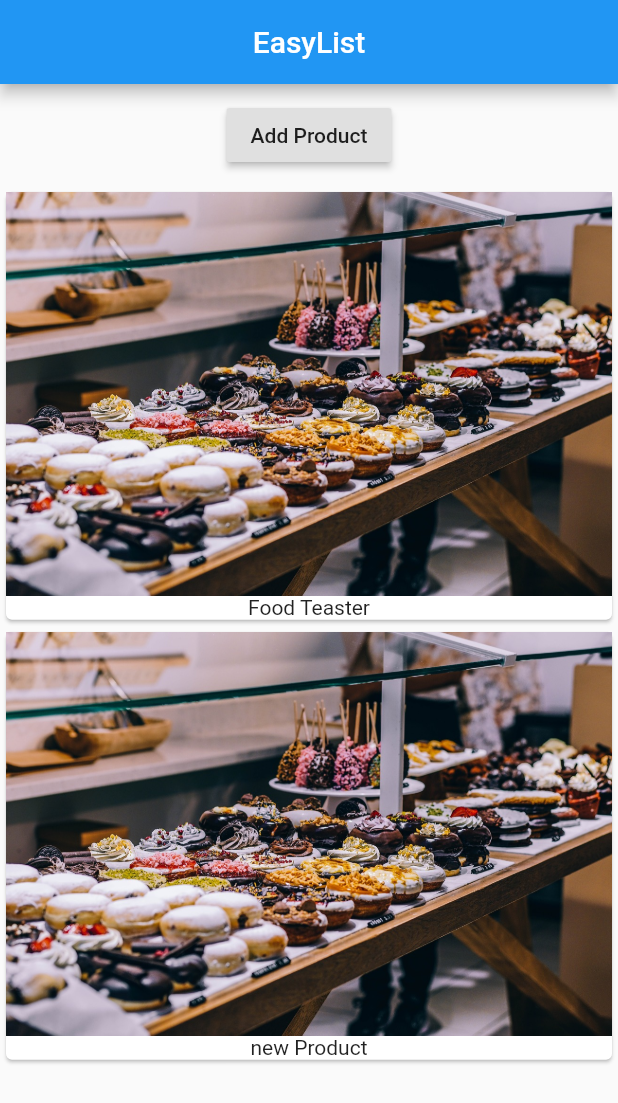
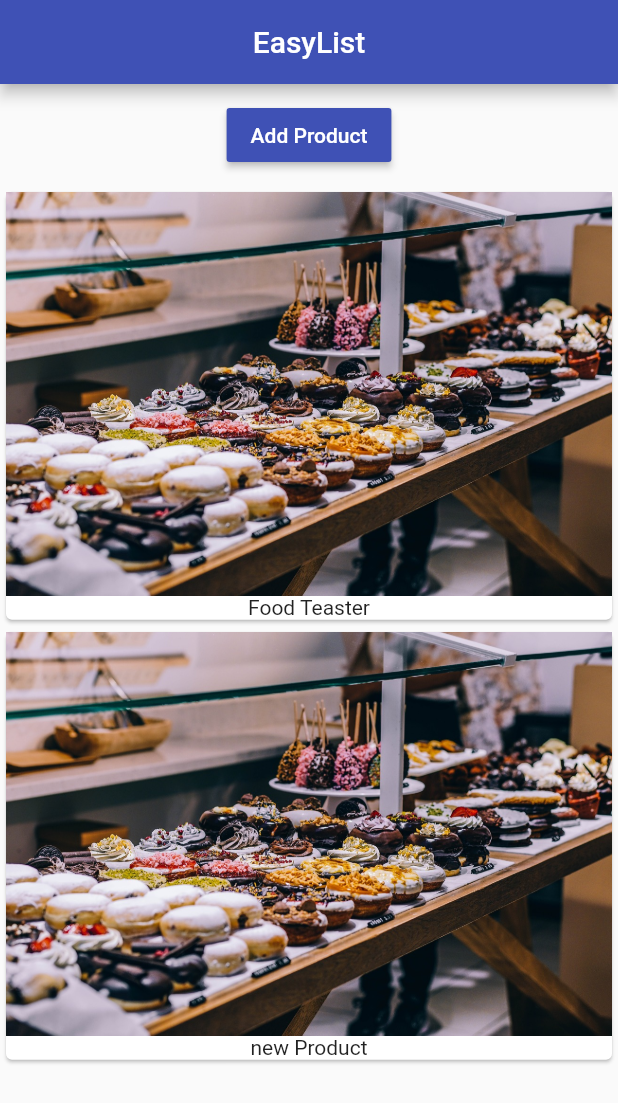
Before and after one commit to power19942/flutter-max-course, a Flutter app: the screen it shows after launch, after a tap on "Add Product", on a phone screen of 412 x 824 dp. Shown: the top 1103 px of the screen. Run offline on Flutter 3.47's test engine with Material 2 defaults, Android fonts, the phone set to English and light mode, and no system bars.

Commit message:
add product control

```diff
--- a/lib/main.dart
+++ b/lib/main.dart
@@ -10,12 +10,17 @@ class Home extends StatelessWidget {
   Widget build(BuildContext context) {
     return MaterialApp(
       debugShowCheckedModeBanner: false,
+      theme: ThemeData(
+        primarySwatch: Colors.indigo,
+        accentColor: Colors.deepPurple,
+        brightness: Brightness.light
+      ),
       home: Scaffold(
           appBar: AppBar(
             title: Text("EasyList"),
             centerTitle: true,
           ),
-          body: ProductManager("Food Teaster")),
+          body: ProductManager()),
     );
   }
 }
--- /dev/null
+++ b/lib/product_control.dart
@@ -0,0 +1,16 @@
+import 'package:flutter/material.dart';
+
+class ProductControl extends StatelessWidget{
+  final Function addProduct;
+  ProductControl(this.addProduct);
+  @override
+  Widget build(BuildContext context) {
+    return RaisedButton(
+            color: Theme.of(context).primaryColor,
+            textColor: Colors.white,
+            child: Text("Add Product"),
+            onPressed: ()=> addProduct("new Product"),
+          );
+  }
+
+}
--- a/lib/product_manager.dart
+++ b/lib/product_manager.dart
@@ -1,9 +1,10 @@
 import 'package:flutter/material.dart';
 import 'package:max_app/products.dart';
+import 'product_control.dart';
 
 class ProductManager extends StatefulWidget {
   final String startingProduct;
-  ProductManager(this.startingProduct);
+  ProductManager({this.startingProduct = "Food Teaster"});
 
   @override
   State<StatefulWidget> createState() => _ProductManagerState();
@@ -19,20 +20,19 @@ class _ProductManagerState extends State<ProductManager> {
     _products.add(widget.startingProduct);
   }
 
+  void _addProducts(String product){
+    setState(() {
+     _products.add(product);
+    });
+  }
+
   @override
   Widget build(BuildContext context) {
     return Column(
       children: <Widget>[
         Container(
           margin: EdgeInsets.all(10),
-          child: RaisedButton(
-            child: Text("Add Product"),
-            onPressed: () {
-              setState(() {
-                _products.add("new Product");
-              });
-            },
-          ),
+          child: ProductControl(_addProducts) ,
         ),
         Products(_products)
       ],
--- a/lib/products.dart
+++ b/lib/products.dart
@@ -3,18 +3,20 @@ import 'package:flutter/material.dart';
 class Products extends StatelessWidget {
   final List<String> products;
 
-  Products(this.products);
+  Products([this.products = const []]) {}
 
   @override
   Widget build(BuildContext context) {
-    return  Column(children: products.map((p)=> Card(
+    return Column(
+        children: products
+            .map((p) => Card(
                   child: Column(
                     children: <Widget>[
                       Image.asset("assets/food.jpg"),
                       Text(p),
                     ],
                   ),
-              )).toList());
+                ))
+            .toList());
   }
-
 }
```
Lines whose indentation alone changed are shown as unchanged.
